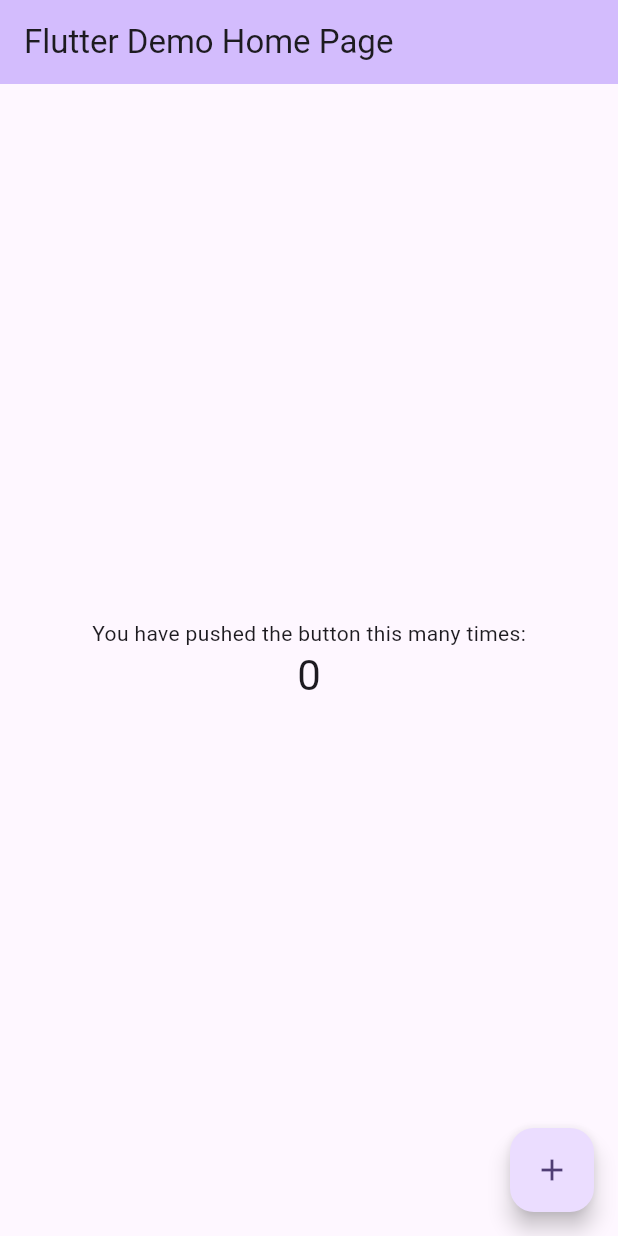
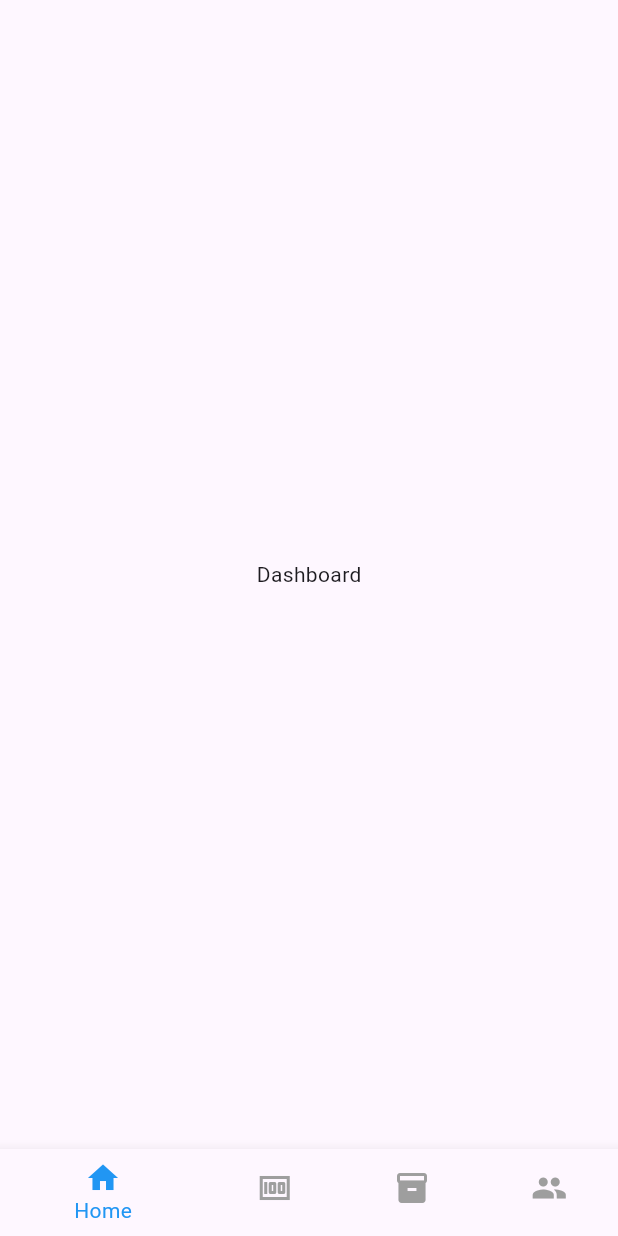
Before and after one commit to victorkash/bizmanage-ng, a Flutter app: the screen it shows after launch, on a phone screen of 412 x 824 dp. Run offline on Flutter 3.47's test engine with Material 3 defaults, Android fonts, the phone set to English and light mode, and no system bars; our stand-ins replace firebase_core; accounts and stored records are empty; generated files the repository leaves out were written again.

Commit message:
Initial commit

```diff
--- a/lib/main.dart
+++ b/lib/main.dart
@@ -1,122 +1,110 @@
+// Add Firebase configuration import
 import 'package:flutter/material.dart';
+import 'package:firebase_core/firebase_core.dart';
+import 'firebase_options.dart'; // Generated by flutterfire configure
 
-void main() {
-  runApp(const MyApp());
+// Updated main() with error handling
+void main() async {
+  WidgetsFlutterBinding.ensureInitialized();
+  try {
+    await Firebase.initializeApp(
+      options: DefaultFirebaseOptions.currentPlatform, // Platform-specific config
+    );
+    runApp(MyApp());
+  } catch (e) {
+    print("Firebase initialization failed: $e");
+    runApp(const ErrorApp());
+  }
 }
 
-class MyApp extends StatelessWidget {
-  const MyApp({super.key});
+// Simple error screen (new addition)
+class ErrorApp extends StatelessWidget {
+  const ErrorApp({super.key});
 
-  // This widget is the root of your application.
   @override
   Widget build(BuildContext context) {
-    return MaterialApp(
-      title: 'Flutter Demo',
-      theme: ThemeData(
-        // This is the theme of your application.
-        //
-        // TRY THIS: Try running your application with "flutter run". You'll see
-        // the application has a purple toolbar. Then, without quitting the app,
-        // try changing the seedColor in the colorScheme below to Colors.green
-        // and then invoke "hot reload" (save your changes or press the "hot
-        // reload" button in a Flutter-supported IDE, or press "r" if you used
-        // the command line to start the app).
-        //
-        // Notice that the counter didn't reset back to zero; the application
-        // state is not lost during the reload. To reset the state, use hot
-        // restart instead.
-        //
-        // This works for code too, not just values: Most code changes can be
-        // tested with just a hot reload.
-        colorScheme: ColorScheme.fromSeed(seedColor: Colors.deepPurple),
-      ),
-      home: const MyHomePage(title: 'Flutter Demo Home Page'),
+    return const MaterialApp(
+      home: Scaffold(
+        body: Center(child: Text('Firebase Initialization Failed')),
     );
   }
 }
 
-class MyHomePage extends StatefulWidget {
-  const MyHomePage({super.key, required this.title});
-
-  // This widget is the home page of your application. It is stateful, meaning
-  // that it has a State object (defined below) that contains fields that affect
-  // how it looks.
-
-  // This class is the configuration for the state. It holds the values (in this
-  // case the title) provided by the parent (in this case the App widget) and
-  // used by the build method of the State. Fields in a Widget subclass are
-  // always marked "final".
-
-  final String title;
-
+// Your original MyApp and screen classes below
+class MyApp extends StatefulWidget {
   @override
-  State<MyHomePage> createState() => _MyHomePageState();
+  _MyAppState createState() => _MyAppState();
 }
 
-class _MyHomePageState extends State<MyHomePage> {
-  int _counter = 0;
+class _MyAppState extends State<MyApp> {
+  int _selectedIndex = 0;
 
-  void _incrementCounter() {
+  final List<Widget> _pages = [
+    DashboardScreen(),
+    FinancialManagementScreen(),
+    InventoryScreen(),
+    CustomerScreen(),
+  ];
+
+  void _onItemTapped(int index) {
     setState(() {
-      // This call to setState tells the Flutter framework that something has
-      // changed in this State, which causes it to rerun the build method below
-      // so that the display can reflect the updated values. If we changed
-      // _counter without calling setState(), then the build method would not be
-      // called again, and so nothing would appear to happen.
-      _counter++;
+      _selectedIndex = index;
     });
   }
 
   @override
   Widget build(BuildContext context) {
-    // This method is rerun every time setState is called, for instance as done
-    // by the _incrementCounter method above.
-    //
-    // The Flutter framework has been optimized to make rerunning build methods
-    // fast, so that you can just rebuild anything that needs updating rather
-    // than having to individually change instances of widgets.
-    return Scaffold(
-      appBar: AppBar(
-        // TRY THIS: Try changing the color here to a specific color (to
-        // Colors.amber, perhaps?) and trigger a hot reload to see the AppBar
-        // change color while the other colors stay the same.
-        backgroundColor: Theme.of(context).colorScheme.inversePrimary,
-        // Here we take the value from the MyHomePage object that was created by
-        // the App.build method, and use it to set our appbar title.
-        title: Text(widget.title),
-      ),
-      body: Center(
-        // Center is a layout widget. It takes a single child and positions it
-        // in the middle of the parent.
-        child: Column(
-          // Column is also a layout widget. It takes a list of children and
-          // arranges them vertically. By default, it sizes itself to fit its
-          // children horizontally, and tries to be as tall as its parent.
-          //
-          // Column has various properties to control how it sizes itself and
-          // how it positions its children. Here we use mainAxisAlignment to
-          // center the children vertically; the main axis here is the vertical
-          // axis because Columns are vertical (the cross axis would be
-          // horizontal).
-          //
-          // TRY THIS: Invoke "debug painting" (choose the "Toggle Debug Paint"
-          // action in the IDE, or press "p" in the console), to see the
-          // wireframe for each widget.
-          mainAxisAlignment: MainAxisAlignment.center,
-          children: <Widget>[
-            const Text('You have pushed the button this many times:'),
-            Text(
-              '$_counter',
-              style: Theme.of(context).textTheme.headlineMedium,
+    return MaterialApp(
+      home: Scaffold(
+        body: _pages[_selectedIndex],
+        bottomNavigationBar: BottomNavigationBar(
+          items: const [
+            BottomNavigationBarItem(icon: Icon(Icons.home), label: 'Home'),
+            BottomNavigationBarItem(icon: Icon(Icons.money), label: 'Finances'),
+            BottomNavigationBarItem(
+              icon: Icon(Icons.inventory),
+              label: 'Inventory',
+            ),
+            BottomNavigationBarItem(
+              icon: Icon(Icons.people),
+              label: 'Customers',
             ),
           ],
+          currentIndex: _selectedIndex,
+          onTap: _onItemTapped,
+          selectedItemColor: Colors.blue, // Added for better UX
+          unselectedItemColor: Colors.grey,
         ),
       ),
-      floatingActionButton: FloatingActionButton(
-        onPressed: _incrementCounter,
-        tooltip: 'Increment',
-        child: const Icon(Icons.add),
-      ), // This trailing comma makes auto-formatting nicer for build methods.
     );
   }
 }
+
+// Your existing screen classes
+class DashboardScreen extends StatelessWidget {
+  @override
+  Widget build(BuildContext context) {
+    return const Center(child: Text('Dashboard'));
+  }
+}
+
+class FinancialManagementScreen extends StatelessWidget {
+  @override
+  Widget build(BuildContext context) {
+    return const Center(child: Text('Finances'));
+  }
+}
+
+class InventoryScreen extends StatelessWidget {
+  @override
+  Widget build(BuildContext context) {
+    return const Center(child: Text('Inventory'));
+  }
+}
+
+class CustomerScreen extends StatelessWidget {
+  @override
+  Widget build(BuildContext context) {
+    return const Center(child: Text('Customers'));
+  }
+}
--- a/pubspec.yaml
+++ b/pubspec.yaml
@@ -30,7 +30,9 @@ environment:
 dependencies:
   flutter:
     sdk: flutter
-
+  firebase_core: ^2.24.0
+  firebase_auth: ^4.11.1
+  cloud_firestore: ^4.15.1
   # The following adds the Cupertino Icons font to your application.
   # Use with the CupertinoIcons class for iOS style icons.
   cupertino_icons: ^1.0.8
```
Also changed, not shown: pubspec.lock, 4 other files.
